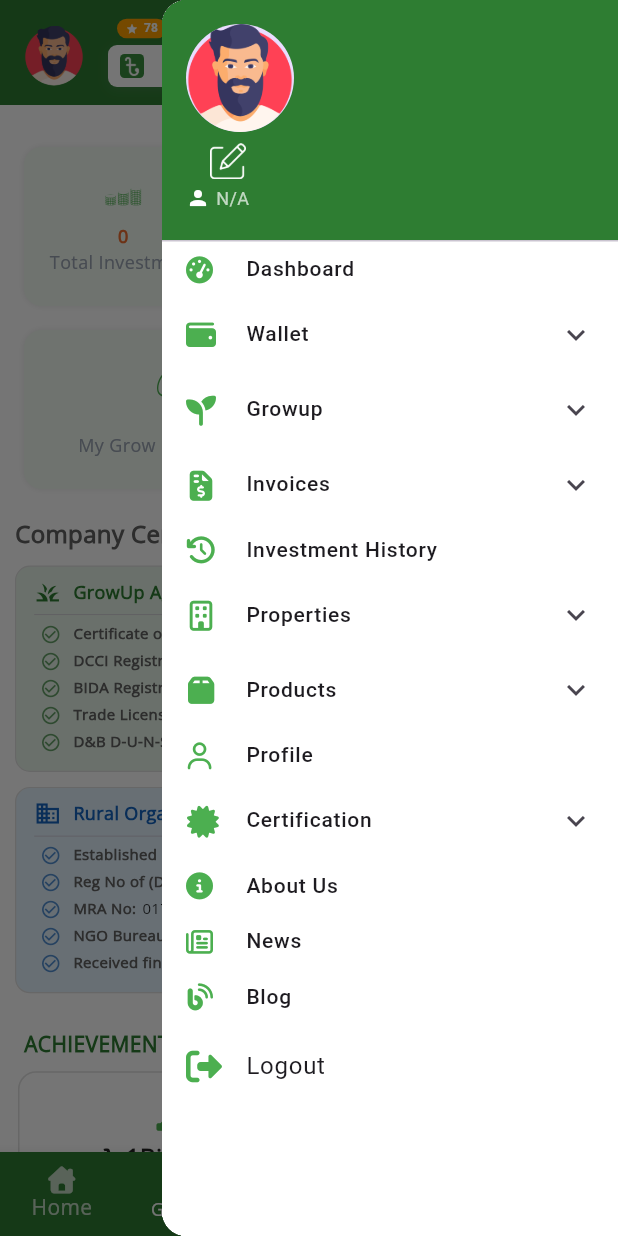
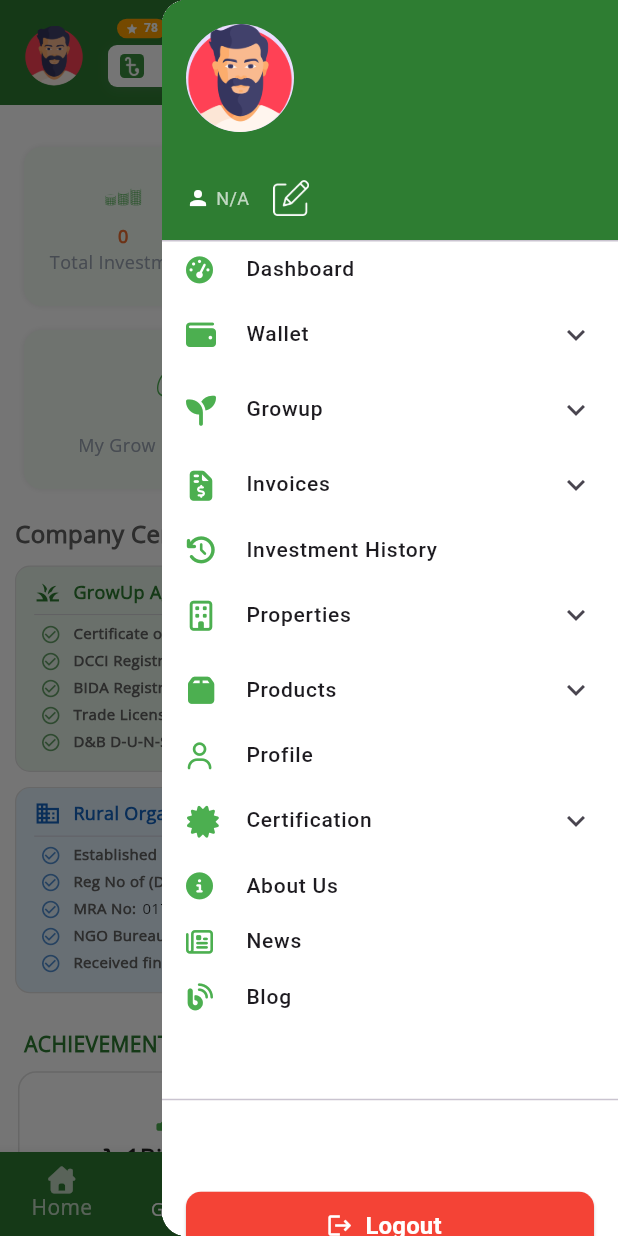
Before and after one commit to shekhorchandra/growup_mbl_app-master_restapi, a Flutter app: the MainScreen screen opened by its route, with the side drawer open, on a phone screen of 412 x 824 dp. Run offline on Flutter 3.47's test engine with Material 3 defaults, Android fonts, the phone set to English and light mode, and no system bars; our stand-ins replace carousel_slider, dio, flutter_html, flutter_secure_storage, flutter_svg, font_awesome_flutter and 8 more; missing offline and left inert: flutter_file_dialog, flutter_pdfview, flutter_sslcommerz, in_app_update, shurjopay; accounts and stored records are empty; network calls fail.

Commit message:
last page modify

```diff
--- a/lib/main_screen.dart
+++ b/lib/main_screen.dart
@@ -96,19 +96,19 @@ class _MainScreenState extends State<MainScreen> {
                               profile['name'] ?? 'No Name',
                               style: const TextStyle(color: Colors.white),
                             ),
-                            const SizedBox(width: 16), // minimal space
-                            GestureDetector(
-                              onTap: () {
-                                Navigator.pushNamed(context, '/myprofile');
-                              },
-                              child: Image.asset(
-                                'assets/icons/edit.png',
-                                width: 24,
-                                height: 24,
-                                color: Colors.white,
-                                // Optional: apply color filter
-                              ),
-                            ),
+                            // const SizedBox(width: 16), // minimal space
+                            // GestureDetector(
+                            //   onTap: () {
+                            //     Navigator.pushNamed(context, '/myprofile');
+                            //   },
+                            //   child: Image.asset(
+                            //     'assets/icons/edit.png',
+                            //     width: 24,
+                            //     height: 24,
+                            //     color: Colors.white,
+                            //     // Optional: apply color filter
+                            //   ),
+                            // ),
                           ],
                         ),
                         accountEmail: Row(
@@ -127,6 +127,19 @@ class _MainScreenState extends State<MainScreen> {
                                 fontSize: 12,
                               ),
                               overflow: TextOverflow.ellipsis,
+                            ),
+                            const SizedBox(width: 16),
+                            GestureDetector(
+                              onTap: () {
+                                Navigator.pushNamed(context, '/myprofile');
+                              },
+                              child: Image.asset(
+                                'assets/icons/edit.png',
+                                width: 24,
+                                height: 24,
+                                color: Colors.white,
+                                // Optional: apply color filter
+                              ),
                             ),
                           ],
                         ),
@@ -679,42 +692,62 @@ class _MainScreenState extends State<MainScreen> {
                         context,
                         '/blogs',
                       ),
+                      // const Spacer(),
 
-                      ListTile(
-                        leading: const Icon(
-                          FontAwesomeIcons.rightFromBracket,
-                          color: Colors.green,
+                      const Divider(height: 100),
+                      Positioned(
+                        bottom: 0,
+                        left: 0,
+                        right: 0,
+                        child: Container(
+                          color: Colors.white,
+                          padding: const EdgeInsets.symmetric(horizontal: 16, vertical: 10),
+                          child: ElevatedButton.icon(
+                            style: ElevatedButton.styleFrom(
+                              backgroundColor: Colors.red,
+                              minimumSize: const Size.fromHeight(45),
+                              shape: RoundedRectangleBorder(
+                                borderRadius: BorderRadius.circular(10),
                               ),
-                        title: const Text('Logout'),
-                        onTap: () async {
+                            ),
+                            icon: const Icon(Icons.logout, color: Colors.white),
+                            label: const Text(
+                              'Logout',
+                              style: TextStyle(
+                                color: Colors.white,
+                                fontSize: 16,
+                                fontWeight: FontWeight.w600,
+                              ),
+                            ),
+                            onPressed: () async {
                               final shouldLogout = await showDialog<bool>(
                                 context: context,
                                 builder: (context) => AlertDialog(
                                   title: const Text('Confirm Logout'),
-                              content: const Text(
-                                'Are you sure you want to logout?',
-                              ),
+                                  content:
+                                  const Text('Are you sure you want to logout?'),
                                   actions: [
                                     TextButton(
-                                  onPressed: () => Navigator.of(
-                                    context,
-                                  ).pop(false), // Cancel
+                                      onPressed: () => Navigator.of(context).pop(false),
                                       child: const Text('Cancel'),
                                     ),
                                     TextButton(
-                                  onPressed: () => Navigator.of(
-                                    context,
-                                  ).pop(true), // Confirm
-                                  child: const Text('Logout'),
+                                      onPressed: () => Navigator.of(context).pop(true),
+                                      child: const Text(
+                                        'Logout',
+                                        style: TextStyle(color: Colors.red),
+                                      ),
                                     ),
                                   ],
                                 ),
                               );
 
                               if (shouldLogout == true) {
-                            await _logout(); // This handles API + navigation
+                                await _logout();
                               }
                             },
+                          ),
+                        ),
                       ),
                     ],
                   ),
```
Lines whose indentation alone changed are shown as unchanged.
